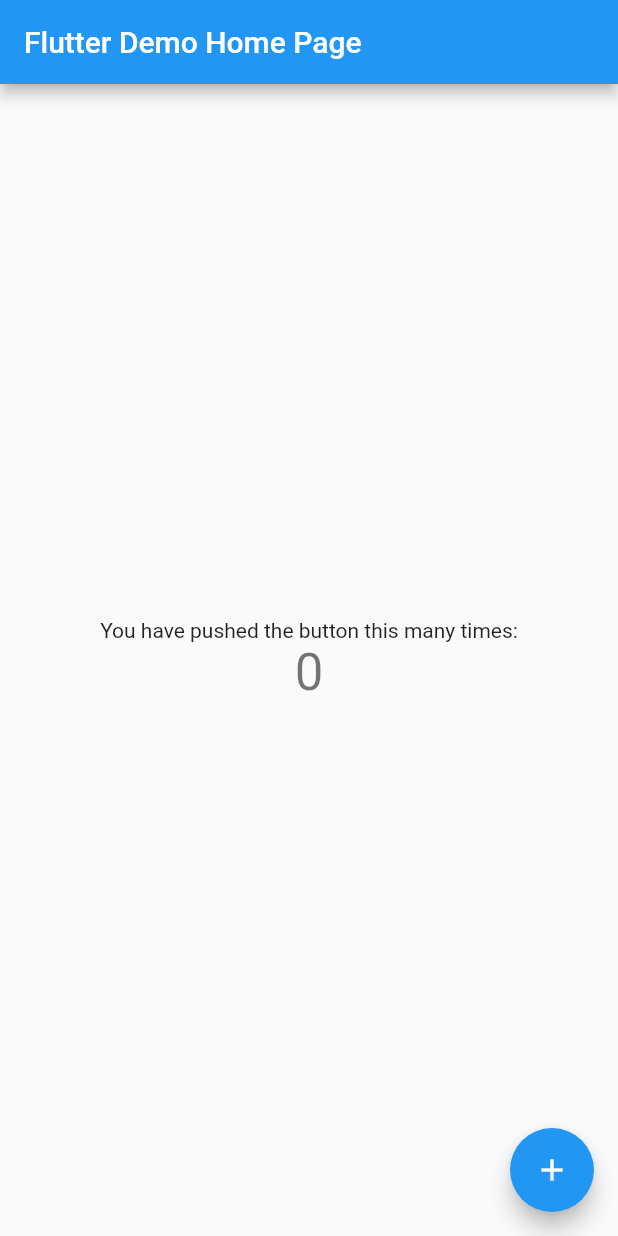
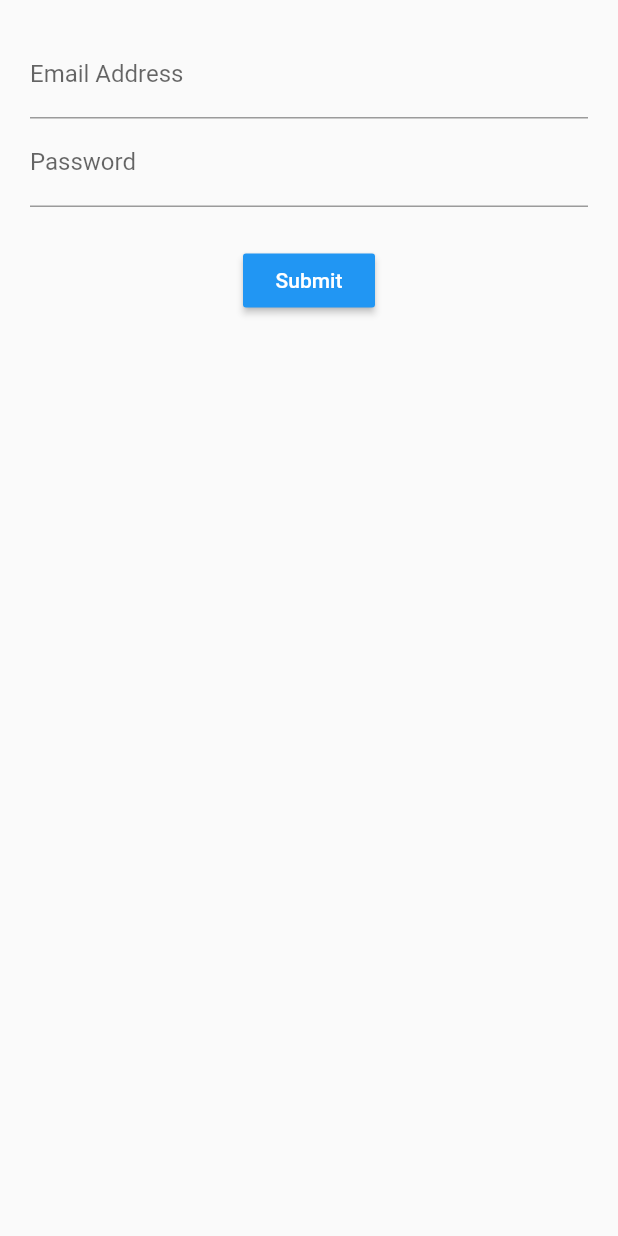
Before and after one commit to Lincxx/Flutter-Login-Stateful, a Flutter app: the screen it shows after launch, on a phone screen of 412 x 824 dp. Run offline on Flutter 3.47's test engine with Material 2 defaults, Android fonts, the phone set to English and light mode, and no system bars.

Commit message:
Added Textformfields

```diff
--- a/lib/main.dart
+++ b/lib/main.dart
@@ -1,111 +1,7 @@
 import 'package:flutter/material.dart';
+import './src/app.dart';
 
-void main() => runApp(MyApp());
-
-class MyApp extends StatelessWidget {
-  // This widget is the root of your application.
-  @override
-  Widget build(BuildContext context) {
-    return MaterialApp(
-      title: 'Flutter Demo',
-      theme: ThemeData(
-        // This is the theme of your application.
-        //
-        // Try running your application with "flutter run". You'll see the
-        // application has a blue toolbar. Then, without quitting the app, try
-        // changing the primarySwatch below to Colors.green and then invoke
-        // "hot reload" (press "r" in the console where you ran "flutter run",
-        // or simply save your changes to "hot reload" in a Flutter IDE).
-        // Notice that the counter didn't reset back to zero; the application
-        // is not restarted.
-        primarySwatch: Colors.blue,
-      ),
-      home: MyHomePage(title: 'Flutter Demo Home Page'),
-    );
-  }
+void main() {
+  //this allows us to get the init widget to appear on the screen
+  runApp(App());
 }
-
-class MyHomePage extends StatefulWidget {
-  MyHomePage({Key key, this.title}) : super(key: key);
-
-  // This widget is the home page of your application. It is stateful, meaning
-  // that it has a State object (defined below) that contains fields that affect
-  // how it looks.
-
-  // This class is the configuration for the state. It holds the values (in this
-  // case the title) provided by the parent (in this case the App widget) and
-  // used by the build method of the State. Fields in a Widget subclass are
-  // always marked "final".
-
-  final String title;
-
-  @override
-  _MyHomePageState createState() => _MyHomePageState();
-}
-
-class _MyHomePageState extends State<MyHomePage> {
-  int _counter = 0;
-
-  void _incrementCounter() {
-    setState(() {
-      // This call to setState tells the Flutter framework that something has
-      // changed in this State, which causes it to rerun the build method below
-      // so that the display can reflect the updated values. If we changed
-      // _counter without calling setState(), then the build method would not be
-      // called again, and so nothing would appear to happen.
-      _counter++;
-    });
-  }
-
-  @override
-  Widget build(BuildContext context) {
-    // This method is rerun every time setState is called, for instance as done
-    // by the _incrementCounter method above.
-    //
-    // The Flutter framework has been optimized to make rerunning build methods
-    // fast, so that you can just rebuild anything that needs updating rather
-    // than having to individually change instances of widgets.
-    return Scaffold(
-      appBar: AppBar(
-        // Here we take the value from the MyHomePage object that was created by
-        // the App.build method, and use it to set our appbar title.
-        title: Text(widget.title),
-      ),
-      body: Center(
-        // Center is a layout widget. It takes a single child and positions it
-        // in the middle of the parent.
-        child: Column(
-          // Column is also layout widget. It takes a list of children and
-          // arranges them vertically. By default, it sizes itself to fit its
-          // children horizontally, and tries to be as tall as its parent.
-          //
-          // Invoke "debug painting" (press "p" in the console, choose the
-          // "Toggle Debug Paint" action from the Flutter Inspector in Android
-          // Studio, or the "Toggle Debug Paint" command in Visual Studio Code)
-          // to see the wireframe for each widget.
-          //
-          // Column has various properties to control how it sizes itself and
-          // how it positions its children. Here we use mainAxisAlignment to
-          // center the children vertically; the main axis here is the vertical
-          // axis because Columns are vertical (the cross axis would be
-          // horizontal).
-          mainAxisAlignment: MainAxisAlignment.center,
-          children: <Widget>[
-            Text(
-              'You have pushed the button this many times:',
-            ),
-            Text(
-              '$_counter',
-              style: Theme.of(context).textTheme.display1,
-            ),
-          ],
-        ),
-      ),
-      floatingActionButton: FloatingActionButton(
-        onPressed: _incrementCounter,
-        tooltip: 'Increment',
-        child: Icon(Icons.add),
-      ), // This trailing comma makes auto-formatting nicer for build methods.
-    );
-  }
-}
--- /dev/null
+++ b/lib/src/app.dart
@@ -0,0 +1,15 @@
+import 'package:flutter/material.dart';
+import './screens/login.dart';
+
+class App extends StatelessWidget {
+  @override
+  Widget build(BuildContext context) {
+    // TODO: implement build
+    return MaterialApp(
+      title: 'Log Me In!',
+      home: Scaffold(
+        body: LoginScreen(),
+      ),
+    );
+  }
+}
--- /dev/null
+++ b/lib/src/screens/login.dart
@@ -0,0 +1,61 @@
+import 'package:flutter/material.dart';
+
+class LoginScreen extends StatefulWidget {
+  @override
+
+  // _LoginScreenState createState() {
+  //   return  _LoginScreenState();
+  // }
+  //^^ this is the same, but with a fat arrow function
+  _LoginScreenState createState() => _LoginScreenState();
+}
+
+class _LoginScreenState extends State<LoginScreen> {
+  @override
+  Widget build(BuildContext context) {
+    return Container(
+        margin: EdgeInsets.all(20.0),
+        child: Form(
+          child: Column(
+            children: <Widget>[
+              emailField(),
+              passwordField(),
+              // Padding(
+              //   padding: EdgeInsets.only(top: 25.0),
+              // ),
+              // Container(
+              //   margin: EdgeInsets.only(top: 25.0),
+              // ),
+              SizedBox(
+                height: 25.0,
+              ),
+              submitButton(),
+            ],
+          ),
+        ));
+  }
+
+  Widget emailField() {
+    return TextFormField(
+      decoration: InputDecoration(
+          labelText: 'Email Address', hintText: 'you@example.com'),
+      keyboardType: TextInputType.emailAddress,
+    );
+  }
+
+  Widget passwordField() {
+    return TextFormField(
+      decoration: InputDecoration(labelText: 'Password', hintText: 'Password'),
+      obscureText: false,
+    );
+  }
+
+  Widget submitButton() {
+    return RaisedButton(
+      onPressed: () {},
+      child: Text('Submit'),
+      color: Colors.blue,
+      textColor: Colors.white,
+    );
+  }
+}
```
Also changed, not shown: 1 other file.
